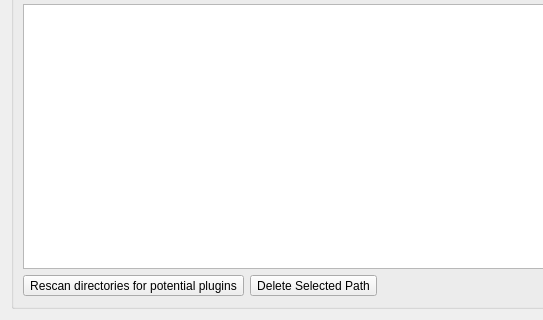
The window that Qt/qt4_vst_paths_widget.ui (kmatheussen/radium) describes before a commit, drawn with Qt 5; both pictures show x 0 to 543 and y 255 to 575 of the 1117 by 575 pixel window.
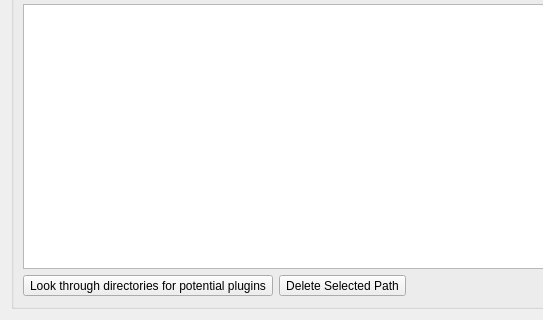
The same window after the commit.

Commit message: 1. Fix program freeze on OSX when scanning plugins and a realtime message pops up. 2. Make sure splash window is on top when starting up. 3. Change "rescan directories for potential plugins" into "Look through directories for potential plugins" in the preferences window since this function doesn"t scan plugins, just traverses the directories.

Patch:
```diff
--- a/Qt/qt4_vst_paths_widget.ui
+++ b/Qt/qt4_vst_paths_widget.ui
@@ -138,7 +138,7 @@
         <item>
          <widget class="QToolButton" name="rescan_button">
           <property name="text">
-           <string>Rescan directories for potential plugins</string>
+           <string>Look through directories for potential plugins</string>
           </property>
          </widget>
         </item>
```
The commit also changes 2 other files.
